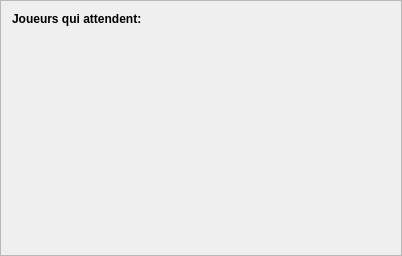
The window that mainwindow/btmQWaitingPlayersWidget.ui (dsarrut/btm) describes before a commit, drawn with Qt 5.
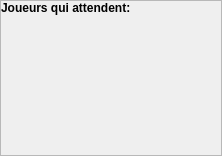
The same window after the commit. Icons and pictures are not drawn. Custom widgets are drawn as their Qt base class.

```diff
--- a/mainwindow/btmQWaitingPlayersWidget.ui
+++ b/mainwindow/btmQWaitingPlayersWidget.ui
@@ -6,8 +6,8 @@
    <rect>
     <x>0</x>
     <y>0</y>
-    <width>402</width>
-    <height>256</height>
+    <width>222</width>
+    <height>156</height>
    </rect>
   </property>
   <property name="windowTitle">
@@ -23,6 +23,21 @@
    <enum>QFrame::Raised</enum>
   </property>
   <layout class="QVBoxLayout" name="verticalLayout_3">
+   <property name="spacing">
+    <number>0</number>
+   </property>
+   <property name="leftMargin">
+    <number>0</number>
+   </property>
+   <property name="topMargin">
+    <number>0</number>
+   </property>
+   <property name="rightMargin">
+    <number>0</number>
+   </property>
+   <property name="bottomMargin">
+    <number>0</number>
+   </property>
    <item>
     <widget class="QLabel" name="label">
      <property name="font">
```
Left out of the diff: 2 changed lines with no effect on the pictures.
